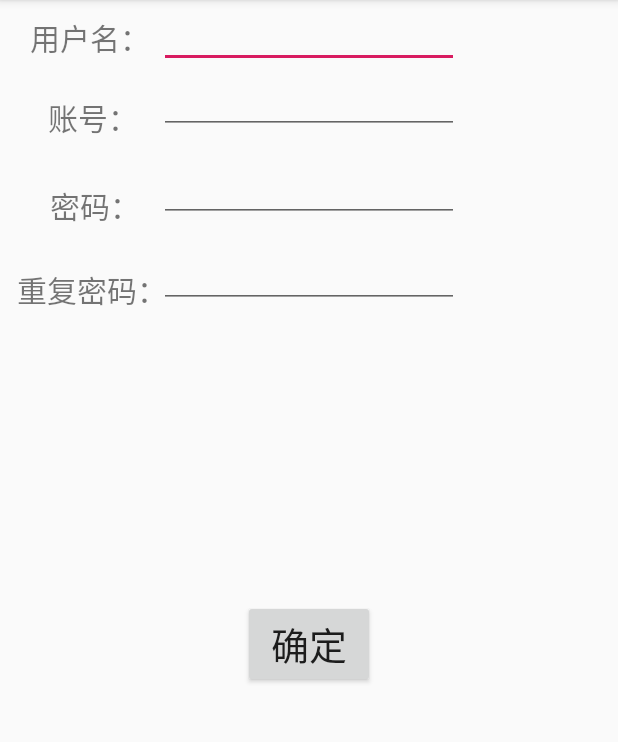
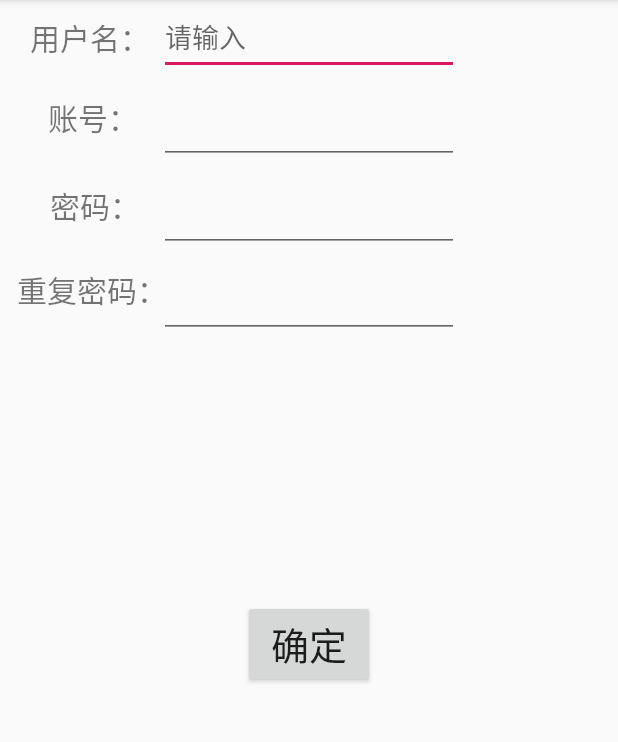
Before and after one commit to XJay18/Joy-plan, an Android app: the screen it shows after launch (Register), after a tap on "注册", on a phone screen of 412 x 824 dp, the part 84-826 px from its top. Run offline under Robolectric (Android 15) with nearby library versions, the phone set to English and light mode, and no system bars.

Commit message:
login1 linjiaxuan

```diff
--- a/app/src/main/java/com/android/xjay/joyplan/MainActivity.java
+++ b/app/src/main/java/com/android/xjay/joyplan/MainActivity.java
@@ -2,7 +2,10 @@ package com.android.xjay.joyplan;
 
 import android.support.v7.app.AppCompatActivity;
 import android.os.Bundle;
+import android.text.Editable;
+import android.text.TextWatcher;
 import android.widget.Button;
+import android.widget.EditText;
 import android.widget.Toast;
 import android.view.*;
 import android.content.Intent;
@@ -20,7 +23,11 @@ public class MainActivity extends AppCompatActivity {
         btn_login.setOnClickListener(new MyOnClickListener());
         Button btn_register=findViewById(R.id.btn_register);
         btn_register.setOnClickListener(new MyOnClickListener());
+        EditText et_account=(EditText)findViewById(R.id.et_account);
+        EditText et_password=(EditText)findViewById(R.id.et_password);
+        et_account.addTextChangedListener(new JumpTextWatcher(et_account,et_password));
     }
+
     class MyOnClickListener implements View.OnClickListener{
         @Override
         public void onClick(View v){
@@ -35,5 +42,34 @@ public class MainActivity extends AppCompatActivity {
             }
         }
     }
-
+    private class JumpTextWatcher implements TextWatcher{
+        private EditText mThisView;
+        private View mNextView;
+        public JumpTextWatcher(EditText vThis,View vNext)
+        {
+            super();
+            mThisView=vThis;
+            if(vNext!=null){
+                mNextView=vNext;
+            }
+        }
+        @Override
+        public void beforeTextChanged(CharSequence s,int start,int count,int after){}
+        @Override
+        public void onTextChanged(CharSequence s, int start,int before,int count){}
+        @Override
+        public void afterTextChanged(Editable s){
+            String str=s.toString();
+            if(str.contains("\r")||str.contains("\n")){
+                mThisView.setText(str.replace("\r"," ").replace("\n",""));
+                if(mNextView!=null){
+                    mNextView.requestFocus();
+                    if(mNextView instanceof EditText){
+                        EditText et=(EditText)mNextView;
+                        et.setSelection(et.getText().length());
+                    }
+                }
+            }
+        }
+    }
 }
--- a/app/src/main/java/com/android/xjay/joyplan/Register.java
+++ b/app/src/main/java/com/android/xjay/joyplan/Register.java
@@ -3,6 +3,9 @@ package com.android.xjay.joyplan;
 import android.database.Cursor;
 import android.support.v7.app.AppCompatActivity;
 import android.os.Bundle;
+import android.text.Editable;
+import android.text.InputFilter;
+import android.text.TextWatcher;
 import android.widget.Button;
 import android.widget.EditText;
 import android.widget.Toast;
@@ -23,7 +26,9 @@ public class Register extends AppCompatActivity {
         userpassword=(EditText)findViewById(R.id.regi_password);
         userpassword2=(EditText)findViewById(R.id.regi_password2);
         btn_submit.setOnClickListener(new MyOnClickListener());
-
+        username.addTextChangedListener(new JumpTextWatcher(username,useraccount));
+        useraccount.addTextChangedListener(new JumpTextWatcher(useraccount,userpassword));
+        userpassword.addTextChangedListener(new JumpTextWatcher(userpassword,userpassword2));
     }
     class MyOnClickListener implements View.OnClickListener{
         @Override
@@ -68,4 +73,34 @@ public class Register extends AppCompatActivity {
         }
         database.close();
     }
+    private class JumpTextWatcher implements TextWatcher {
+        private EditText mThisView;
+        private View mNextView;
+        public JumpTextWatcher(EditText vThis,View vNext)
+        {
+            super();
+            mThisView=vThis;
+            if(vNext!=null){
+                mNextView=vNext;
+            }
+        }
+        @Override
+        public void beforeTextChanged(CharSequence s,int start,int count,int after){}
+        @Override
+        public void onTextChanged(CharSequence s, int start,int before,int count){}
+        @Override
+        public void afterTextChanged(Editable s){
+            String str=s.toString();
+            if(str.contains("\r")||str.contains("\n")){
+                mThisView.setText(str.replace("\r"," ").replace("\n",""));
+                if(mNextView!=null){
+                    mNextView.requestFocus();
+                    if(mNextView instanceof EditText){
+                        EditText et=(EditText)mNextView;
+                        et.setSelection(et.getText().length());
+                    }
+                }
+            }
+        }
+    }
 }
--- a/app/src/main/res/layout/activity_main.xml
+++ b/app/src/main/res/layout/activity_main.xml
@@ -43,7 +43,7 @@
                     android:textSize="24sp"
                     android:textStyle="normal" />
                 <EditText
-                    android:id="@+id/input_account"
+                    android:id="@+id/et_account"
                     android:layout_toRightOf="@+id/account"
                     android:layout_marginTop="15dp"
                     android:layout_width="match_parent"
@@ -60,7 +60,7 @@
                     android:textSize="24sp" />
 
                 <EditText
-                    android:id="@+id/input_password"
+                    android:id="@+id/et_password"
                     android:layout_width="match_parent"
                     android:layout_height="50sp"
                     android:layout_alignTop="@+id/password"
--- a/app/src/main/res/layout/activity_register.xml
+++ b/app/src/main/res/layout/activity_register.xml
@@ -5,33 +5,41 @@
     android:layout_width="match_parent"
     android:layout_height="match_parent"
     tools:context=".Register">
+
     <LinearLayout
         android:layout_width="match_parent"
         android:layout_height="match_parent"
         android:gravity="center"
-        android:orientation="vertical">
+        android:orientation="vertical"
+        tools:layout_editor_absoluteX="0dp"
+        tools:layout_editor_absoluteY="16dp">
+
         <RelativeLayout
             android:layout_width="match_parent"
             android:layout_height="match_parent"
             android:orientation="horizontal">
+
             <TextView
                 android:id="@+id/username"
                 android:layout_width="wrap_content"
                 android:layout_height="wrap_content"
                 android:layout_alignParentTop="true"
+                android:layout_marginLeft="20sp"
                 android:layout_marginTop="10dp"
-                android:layout_marginLeft="20sp"
                 android:text="用户名："
                 android:textSize="20sp" />
 
             <EditText
                 android:id="@+id/regi_username"
                 android:layout_width="200sp"
-                android:layout_height="30sp"
+                android:layout_height="50sp"
                 android:layout_alignParentTop="true"
                 android:layout_marginLeft="6dp"
-                android:layout_marginTop="15dp"
-                android:layout_toRightOf="@+id/username"/>
+                android:layout_marginTop="0dp"
+                android:layout_toRightOf="@+id/username"
+                android:hint="请输入"
+                android:maxLength="6"/>
+
             <TextView
                 android:id="@+id/useraccount"
                 android:layout_width="wrap_content"
@@ -65,29 +73,29 @@
 
             <EditText
                 android:id="@+id/regi_account"
+                android:layout_width="200sp"
+                android:layout_height="50sp"
                 android:layout_alignLeft="@+id/regi_username"
-                android:layout_width="200sp"
-                android:layout_height="30sp"
                 android:layout_marginTop="59dp"
-                android:layout_toRightOf="@+id/useraccount"/>
+                android:layout_toRightOf="@+id/useraccount" />
 
             <EditText
                 android:id="@+id/regi_password"
+                android:layout_width="200sp"
+                android:layout_height="50sp"
                 android:layout_alignLeft="@+id/regi_username"
-                android:layout_width="200sp"
-                android:layout_height="30sp"
                 android:layout_marginTop="118dp"
                 android:layout_toRightOf="@+id/userpassword"
-                android:inputType="textPassword"/>
+                android:inputType="textPassword" />
 
             <EditText
                 android:id="@+id/regi_password2"
+                android:layout_width="200sp"
+                android:layout_height="50sp"
                 android:layout_alignLeft="@+id/regi_username"
-                android:layout_width="200sp"
-                android:layout_height="30sp"
                 android:layout_marginTop="175dp"
                 android:layout_toRightOf="@+id/userpassword"
-                android:inputType="textPassword"/>
+                android:inputType="textPassword" />
 
             <Button
                 android:id="@+id/btn_submit"
```
Also changed, not shown: app/src/main/java/com/android/xjay/joyplan/UserDBHelper.java (+4 -5 lines).
